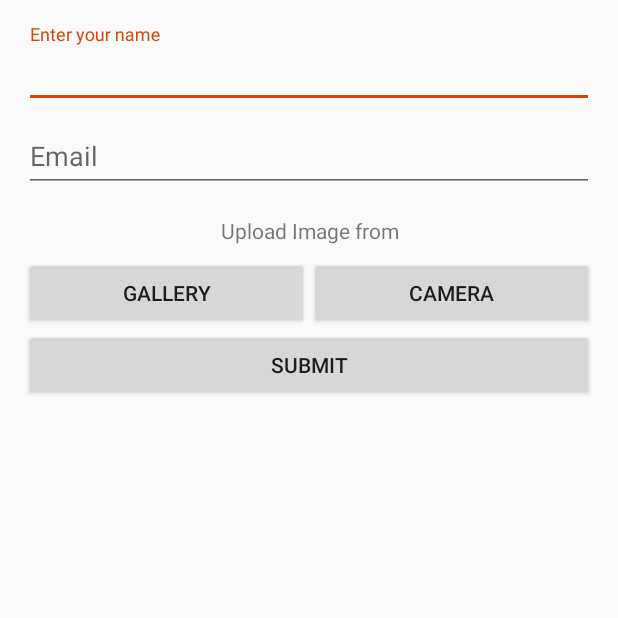
After one commit to abskaushal/Goggles4u, an Android app: the UploadPrescriptionActivity screen opened directly, with no data from a screen before it, on a phone screen of 412 x 824 dp, the top half of it. The commit adds this screen. Run offline under Robolectric (Android 15) with nearby library versions, the phone set to English and light mode, and no system bars.

Commit message:
feat: Menu Entry for Upload Prescription Activity

```diff
--- /dev/null
+++ b/app/src/main/java/com/ts/mobilelab/goggles4u/UploadPrescriptionActivity.java
@@ -0,0 +1,13 @@
+package com.ts.mobilelab.goggles4u;
+
+import android.support.v7.app.AppCompatActivity;
+import android.os.Bundle;
+
+public class UploadPrescriptionActivity extends AppCompatActivity {
+
+    @Override
+    protected void onCreate(Bundle savedInstanceState) {
+        super.onCreate(savedInstanceState);
+        setContentView(R.layout.activity_upload_prescription);
+    }
+}
--- /dev/null
+++ b/app/src/main/res/layout/activity_upload_prescription.xml
@@ -0,0 +1,82 @@
+<?xml version="1.0" encoding="utf-8"?>
+<LinearLayout xmlns:android="http://schemas.android.com/apk/res/android"
+    xmlns:tools="http://schemas.android.com/tools"
+    android:layout_width="match_parent"
+    android:layout_height="match_parent"
+    android:orientation="vertical"
+    android:paddingBottom="@dimen/activity_vertical_margin"
+    android:paddingLeft="@dimen/activity_horizontal_margin"
+    android:paddingRight="@dimen/activity_horizontal_margin"
+    android:paddingTop="@dimen/activity_vertical_margin"
+    tools:context="com.ts.mobilelab.goggles4u.UploadPrescriptionActivity">
+
+    <android.support.design.widget.TextInputLayout
+        android:layout_width="match_parent"
+        android:layout_height="wrap_content"
+        >
+
+        <EditText
+            android:id="@+id/prescription_name"
+            android:layout_width="match_parent"
+            android:layout_height="wrap_content"
+            android:hint="@string/prompt_name"
+            android:inputType="textPersonName"
+            android:maxLines="1"
+
+            android:singleLine="true" />
+
+    </android.support.design.widget.TextInputLayout>
+
+    <android.support.design.widget.TextInputLayout
+        android:layout_width="match_parent"
+        android:layout_height="wrap_content">
+
+    <EditText
+        android:id="@+id/prescription_email"
+        android:layout_width="match_parent"
+        android:layout_height="wrap_content"
+        android:hint="@string/prompt_email"
+        android:inputType="textEmailAddress"
+        android:maxLines="1"
+        android:singleLine="true" />
+
+    </android.support.design.widget.TextInputLayout>
+
+    <TextView
+        android:layout_width="wrap_content"
+        android:layout_height="wrap_content"
+        android:gravity="center"
+        android:layout_marginTop="16dp"
+        android:layout_marginBottom="8dp"
+        android:layout_gravity="center"
+        android:text="Upload Image from"
+        android:textAppearance="?android:attr/textAppearanceSmall" />
+
+    <LinearLayout
+        android:layout_width="match_parent"
+        android:orientation="horizontal"
+        android:layout_height="wrap_content">
+
+        <Button
+            android:layout_width="0dp"
+            android:layout_weight="1"
+            android:layout_height="wrap_content"
+            android:text="Gallery"
+            android:id="@+id/btn_upload_gallery" />
+
+        <Button
+            android:layout_width="0dp"
+            android:layout_weight="1"
+            android:layout_height="wrap_content"
+            android:text="Camera"
+            android:id="@+id/btn_upload_camera" />
+
+    </LinearLayout>
+
+    <Button
+        android:layout_width="match_parent"
+        android:layout_height="wrap_content"
+        android:text="Submit"
+        android:id="@+id/btn_prescription_submit" />
+
+</LinearLayout>
--- a/app/src/main/res/values/strings.xml
+++ b/app/src/main/res/values/strings.xml
@@ -51,6 +51,7 @@
     <!-- Strings related to login -->
     <string name="prompt_email">Email</string>
     <string name="prompt_password">Password</string>
+    <string name="prompt_name">Enter your name</string>
     <string name="action_register">Register</string>
     <string name="action_sign_in_short">Sign in</string>
     <string name="error_invalid_email">This email address is invalid</string>
@@ -160,5 +161,6 @@
     <string name="title_activity_help_row">Help Details</string>
     <string name="title_activity_order_complete">Order Success</string>
     <string name="title_activity_product_listing_new">ProductListingNew</string>
+    <string name="title_activity_upload_prescription">Upload Prescription</string>
 
 </resources>
```
Also changed, not shown: app/src/main/AndroidManifest.xml (+12 -5 lines), app/src/main/java/com/ts/mobilelab/goggles4u/HomeActivity.java (+12 -2 lines), app/src/main/res/layout/home_menu_view.xml (+28 -0 lines).
